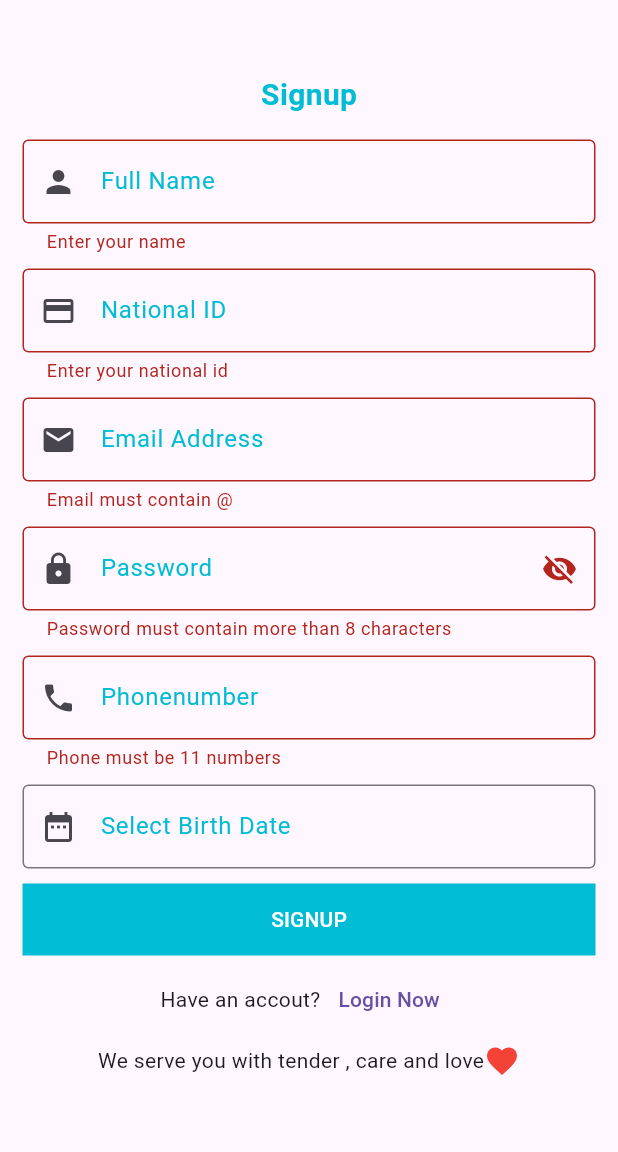
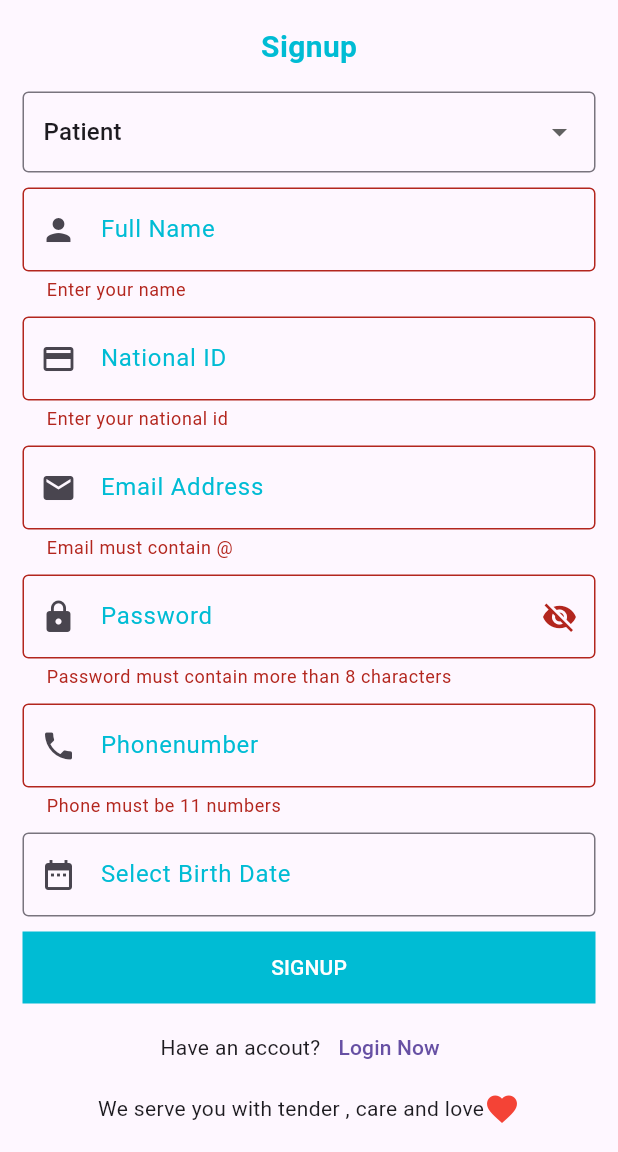
Before and after one commit to Rosheta/Rosheta_UI, a Flutter app: the screen it shows after launch, after a tap on "SIGNUP", on a phone screen of 412 x 824 dp, the part 84-1236 px from its top. Run offline on Flutter 3.47's test engine with Material 3 defaults, Android fonts, the phone set to English and light mode, and no system bars.

Commit message:
add drop menu for choosing user

```diff
--- a/lib/l10n/intl_ar.arb
+++ b/lib/l10n/intl_ar.arb
@@ -13,5 +13,7 @@
     "Phone" : "رقم التليفون",
     "birthDate" : "تاريخ ميلادك",
     "havingaccount" : "هل لديك حساب؟",
-    "LoginNow" : "سجل الان"
+    "LoginNow" : "سجل الان",
+    "Doctor" : "دكتور",
+    "Patient" : "مريض"
 }
--- a/lib/l10n/intl_en.arb
+++ b/lib/l10n/intl_en.arb
@@ -13,5 +13,7 @@
     "Phone" : "Phonenumber",
     "birthDate" : "Select Birth Date",
     "havingaccount" : "Have an accout?",
-    "LoginNow" : "Login Now"
+    "LoginNow" : "Login Now",
+    "Doctor" : "Doctor",
+    "Patient" : "Patient"
 }
--- a/lib/services/signup_service.dart
+++ b/lib/services/signup_service.dart
@@ -7,7 +7,8 @@ class SignupApi {
       required name,
       required phone,
       required ssn,
-      required birthdate}) async {
+      required birthdate,
+      required type}) async {
     String url = 'http://127.0.0.1:8000/signup';
     try{
       http.Response response = await http.post(
@@ -22,6 +23,7 @@ class SignupApi {
           'phone': phone,
           'ssn': ssn,
           'birthdate': birthdate,
+          'type': type,
         },
       );
       if(response.statusCode == 200 || response.statusCode == 201) {
--- a/lib/signup_screen.dart
+++ b/lib/signup_screen.dart
@@ -17,7 +17,7 @@ class _SignupState extends State<SignupScreen> {
   var passwordController = TextEditingController();
   TextEditingController birthDateController = TextEditingController();
   var phoneController = TextEditingController();
-
+  String _selectedUserRole = 'Patient';
   bool _obscureText = true;
   final _formKey = GlobalKey<FormState>();
 
@@ -54,6 +54,31 @@ class _SignupState extends State<SignupScreen> {
                 Form(
                     key: _formKey,
                     child: Column(children: [
+                      DropdownButtonFormField(
+                        value: _selectedUserRole,
+                        onChanged: (newValue) {
+                          setState(() {
+                            _selectedUserRole = newValue.toString();
+                          });
+                        },
+                        items: [
+                          DropdownMenuItem(
+                            value: 'Patient',
+                            child: Text('Patient'),
+                          ),
+                          DropdownMenuItem(
+                            value: 'Doctor', // Unique value for Doctor
+                            child: Text('Doctor'),
+                          ),
+
+                        ],
+                        decoration: InputDecoration(
+                          border: OutlineInputBorder(),
+                          contentPadding: EdgeInsets.symmetric(
+                              horizontal: 10, vertical: 15),
+                        ),
+                      ),
+                      SizedBox(height: 10),
                       TextFormField(
                         controller: NameController,
                         keyboardType: TextInputType.name,
@@ -165,6 +190,7 @@ class _SignupState extends State<SignupScreen> {
                             ),
                           ),
                           onPressed: () async {
+                              print('selected :  $_selectedUserRole');
                             if (_formKey.currentState!.validate()) {
                               _formKey.currentState?.save();
                               print('before request.....................');
@@ -175,7 +201,8 @@ class _SignupState extends State<SignupScreen> {
                                   name: NameController.text,
                                   phone: phoneController.text,
                                   ssn: ssnController.text,
-                                  birthdate: birthDateController.text);
+                                  birthdate: birthDateController.text,
+                                  type: _selectedUserRole);
                               if (check) {
                                 // navigate to login page
                               } else {
```
Also changed, not shown: lib/generated/intl/messages_ar.dart, lib/generated/intl/messages_en.dart, lib/generated/l10n.dart.
